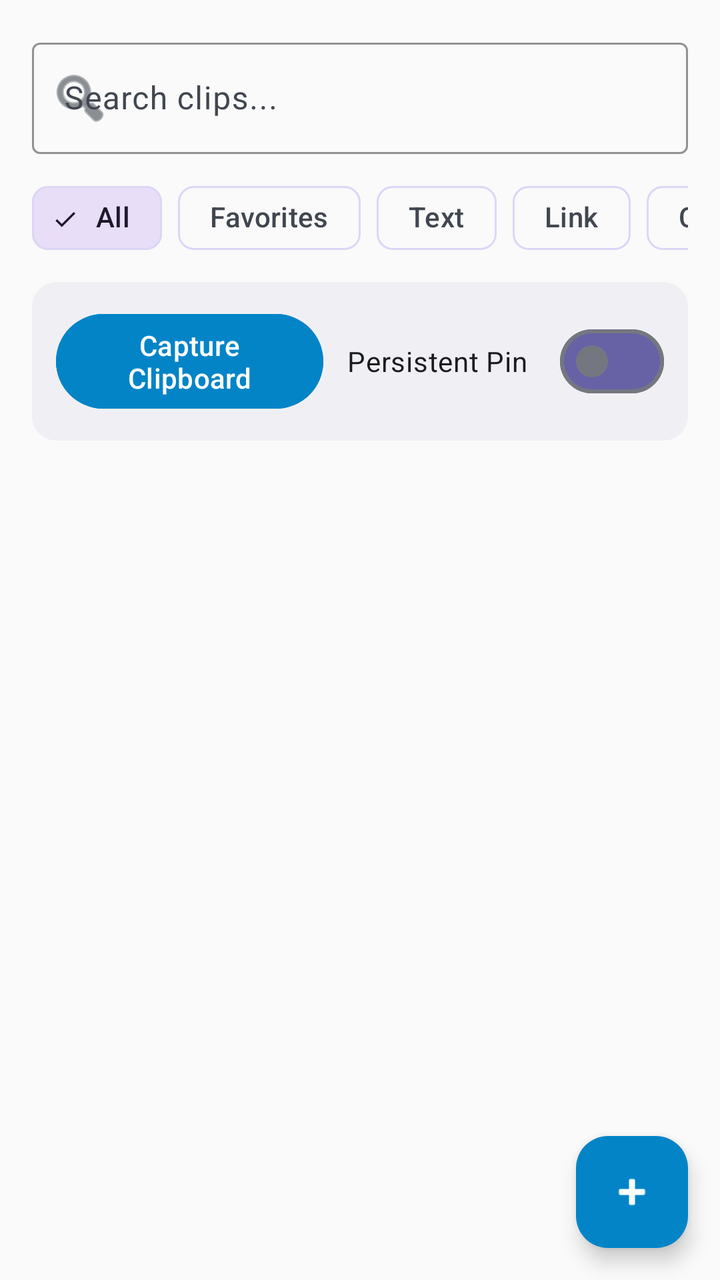
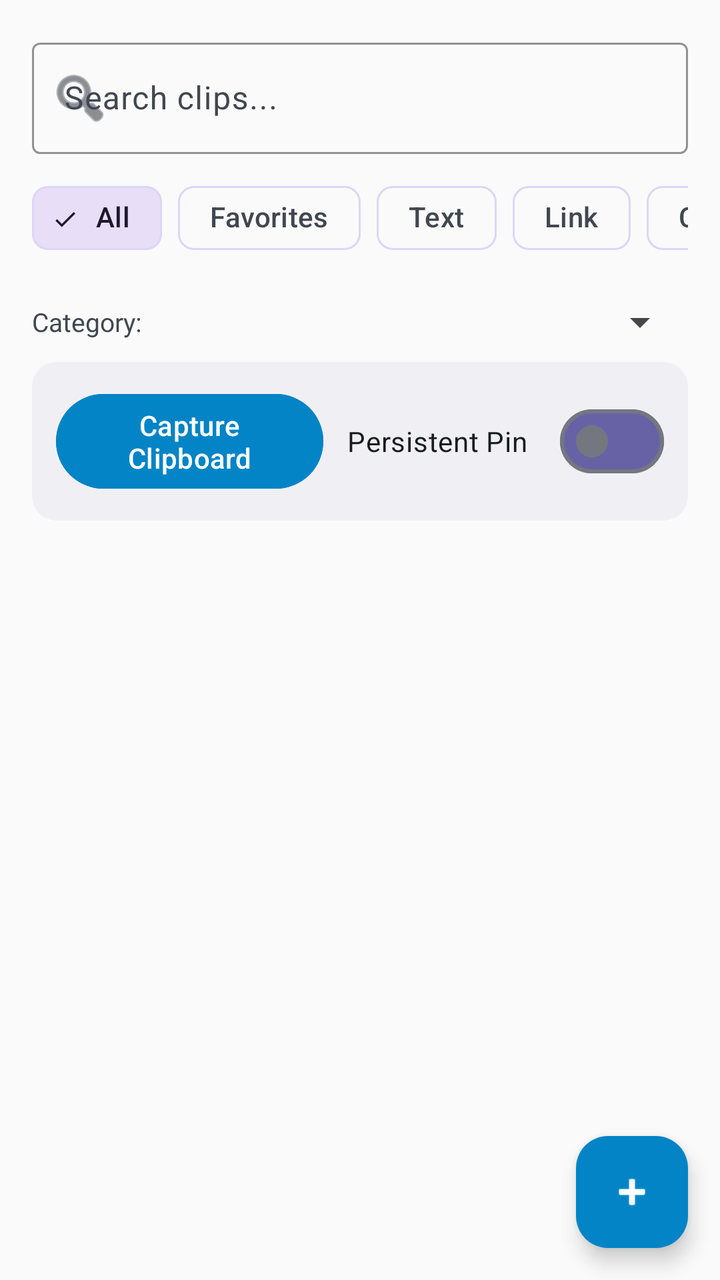

Compare the two renders of this Android layout. The source of the first and the diff that turns it into the second are given below.
<!-- AndroidManifest.xml: application theme Theme.ClipInBox -->
<!-- res/layout/fragment_home.xml -->
<?xml version="1.0" encoding="utf-8"?>
<androidx.coordinatorlayout.widget.CoordinatorLayout xmlns:android="http://schemas.android.com/apk/res/android"
    xmlns:app="http://schemas.android.com/apk/res-auto"
    android:layout_width="match_parent"
    android:layout_height="match_parent">

    <LinearLayout
        android:layout_width="match_parent"
        android:layout_height="match_parent"
        android:orientation="vertical"
        android:padding="16dp">

        
        <com.google.android.material.textfield.TextInputLayout
            style="@style/Widget.Material3.TextInputLayout.OutlinedBox"
            android:layout_width="match_parent"
            android:layout_height="wrap_content"
            app:startIconDrawable="@android:drawable/ic_menu_search"
            app:boxStrokeColor="@color/periwinkle"
            app:hintTextColor="@color/periwinkle_text"
            android:hint="Search clips...">

            <com.google.android.material.textfield.TextInputEditText
                android:id="@+id/etSearch"
                android:layout_width="match_parent"
                android:layout_height="wrap_content"
                android:inputType="text"
                android:textColor="@color/gray_on_surface"
                android:singleLine="true" />

        </com.google.android.material.textfield.TextInputLayout>

        
        <HorizontalScrollView
            android:layout_width="match_parent"
            android:layout_height="wrap_content"
            android:scrollbars="none"
            android:layout_marginTop="8dp"
            android:layout_marginBottom="8dp">

            <com.google.android.material.chip.ChipGroup
                android:id="@+id/chipGroupCategories"
                android:layout_width="wrap_content"
                android:layout_height="wrap_content"
                app:singleSelection="true"
                app:selectionRequired="false">

                <com.google.android.material.chip.Chip
                    android:id="@+id/chip_all"
                    style="@style/Widget.Material3.Chip.Filter"
                    android:layout_width="wrap_content"
                    android:layout_height="wrap_content"
                    app:chipStrokeColor="@color/periwinkle"
                    android:text="All"
                    android:checked="true" />

                <com.google.android.material.chip.Chip
                    android:id="@+id/chip_favorites"
                    style="@style/Widget.Material3.Chip.Filter"
                    android:layout_width="wrap_content"
                    android:layout_height="wrap_content"
                    app:chipStrokeColor="@color/periwinkle"
                    android:text="Favorites" />

                <com.google.android.material.chip.Chip
                    android:id="@+id/chip_text"
                    style="@style/Widget.Material3.Chip.Filter"
                    android:layout_width="wrap_content"
                    android:layout_height="wrap_content"
                    app:chipStrokeColor="@color/periwinkle"
                    android:text="Text" />

                <com.google.android.material.chip.Chip
                    android:id="@+id/chip_link"
                    style="@style/Widget.Material3.Chip.Filter"
                    android:layout_width="wrap_content"
                    android:layout_height="wrap_content"
                    app:chipStrokeColor="@color/periwinkle"
                    android:text="Link" />

                <com.google.android.material.chip.Chip
                    android:id="@+id/chip_code"
                    style="@style/Widget.Material3.Chip.Filter"
                    android:layout_width="wrap_content"
                    android:layout_height="wrap_content"
                    app:chipStrokeColor="@color/periwinkle"
                    android:text="Code" />

                <com.google.android.material.chip.Chip
                    android:id="@+id/chip_note"
                    style="@style/Widget.Material3.Chip.Filter"
                    android:layout_width="wrap_content"
                    android:layout_height="wrap_content"
                    app:chipStrokeColor="@color/periwinkle"
                    android:text="Note" />

            </com.google.android.material.chip.ChipGroup>

        </HorizontalScrollView>

        
        <com.google.android.material.card.MaterialCardView
            style="@style/Widget.Material3.CardView.Filled"
            android:layout_width="match_parent"
            android:layout_height="wrap_content"
            android:layout_marginBottom="12dp"
            app:cardBackgroundColor="@color/gray_surface_container">

            <LinearLayout
                android:layout_width="match_parent"
                android:layout_height="wrap_content"
                android:orientation="horizontal"
                android:gravity="center_vertical"
                android:padding="12dp">

                <Button
                    android:id="@+id/btnCaptureClipboard"
                    style="@style/Widget.Material3.Button"
                    android:layout_width="0dp"
                    android:layout_height="wrap_content"
                    android:layout_weight="1"
                    android:backgroundTint="@color/cta_button"
                    android:textColor="@color/color_white"
                    android:text="Capture Clipboard" />

                <com.google.android.material.materialswitch.MaterialSwitch
                    android:id="@+id/switchPinNotification"
                    android:layout_width="wrap_content"
                    android:layout_height="wrap_content"
                    android:layout_marginStart="12dp"
                    app:trackTint="@color/switch_track"
                    android:textColor="@color/gray_on_surface"
                    android:text="Persistent Pin" />

            </LinearLayout>

        </com.google.android.material.card.MaterialCardView>

        
        <LinearLayout
            android:id="@+id/ll_contextual_bar"
            android:layout_width="match_parent"
            android:layout_height="56dp"
            android:layout_marginBottom="8dp"
            android:background="@color/section_header_bg"
            android:gravity="center_vertical"
            android:paddingStart="12dp"
            android:paddingEnd="12dp"
            android:visibility="gone">

            <TextView
                android:id="@+id/tv_selection_count"
                android:layout_width="0dp"
                android:layout_height="wrap_content"
                android:layout_weight="1"
                android:textColor="@color/color_white"
                android:textSize="14sp"
                android:textStyle="bold" />

            <ImageButton
                android:id="@+id/btn_action_save"
                android:layout_width="40dp"
                android:layout_height="40dp"
                android:background="?attr/selectableItemBackgroundBorderless"
                android:contentDescription="@string/action_save_to_disk"
                android:src="@android:drawable/ic_menu_save"
                app:tint="@color/color_white" />

            <ImageButton
                android:id="@+id/btn_action_copy"
                android:layout_width="40dp"
                android:layout_height="40dp"
                android:background="?attr/selectableItemBackgroundBorderless"
                android:contentDescription="@string/action_copy"
                android:src="@android:drawable/ic_menu_send"
                app:tint="@color/color_white" />

            <ImageButton
                android:id="@+id/btn_action_delete"
                android:layout_width="40dp"
                android:layout_height="40dp"
                android:background="?attr/selectableItemBackgroundBorderless"
                android:contentDescription="@string/action_delete"
                android:src="@android:drawable/ic_menu_delete"
                app:tint="@color/color_white" />

            <ImageButton
                android:id="@+id/btn_cancel_selection"
                android:layout_width="40dp"
                android:layout_height="40dp"
                android:background="?attr/selectableItemBackgroundBorderless"
                android:contentDescription="@string/action_cancel_selection"
                android:src="@android:drawable/ic_menu_close_clear_cancel"
                app:tint="@color/color_white" />

        </LinearLayout>

        
        <FrameLayout
            android:layout_width="match_parent"
            android:layout_height="0dp"
            android:layout_weight="1">

            <androidx.recyclerview.widget.RecyclerView
                android:id="@+id/recyclerViewClips"
                android:layout_width="match_parent"
                android:layout_height="match_parent"
                android:clipToPadding="false"
                android:paddingBottom="80dp" />

            
            <LinearLayout
                android:id="@+id/layoutEmptyState"
                android:layout_width="match_parent"
                android:layout_height="match_parent"
                android:orientation="vertical"
                android:gravity="center"
                android:padding="24dp"
                android:visibility="gone">

                <ImageView
                    android:layout_width="72dp"
                    android:layout_height="72dp"
                    android:src="@drawable/ic_inbox_empty" />

                <TextView
                    android:id="@+id/tvEmptyMessage"
                    android:layout_width="wrap_content"
                    android:layout_height="wrap_content"
                    android:text="No clips saved yet"
                    android:textSize="16sp"
                    android:layout_marginTop="16dp"
                    android:textColor="@color/gray_on_surface_variant" />

                <Button
                    android:id="@+id/btnAddFirstClip"
                    style="@style/Widget.Material3.Button"
                    android:layout_width="wrap_content"
                    android:layout_height="wrap_content"
                    android:layout_marginTop="16dp"
                    android:backgroundTint="@color/cta_button"
                    android:textColor="@color/color_white"
                    android:text="Add Your First Clip" />

            </LinearLayout>

        </FrameLayout>

    </LinearLayout>

    
    <com.google.android.material.floatingactionbutton.FloatingActionButton
        android:id="@+id/fabAddClip"
        android:layout_width="wrap_content"
        android:layout_height="wrap_content"
        android:layout_gravity="bottom|end"
        android:layout_margin="16dp"
        android:contentDescription="Add Clip"
        app:backgroundTint="@color/cta_button"
        app:tint="@color/color_white"
        app:srcCompat="@android:drawable/ic_input_add" />

</androidx.coordinatorlayout.widget.CoordinatorLayout>
<!-- resources referenced by this layout -->
<resources>
  <color name="color_white">#FFFFFFFF</color>
  <color name="cta_button">#FF0284C7</color>
  <color name="gray_on_surface">#FF1A1C1E</color>
  <color name="gray_on_surface_variant">#FF414750</color>
  <color name="gray_surface_container">#FFF0F0F4</color>
  <color name="periwinkle">#FFDCD6F7</color>
  <color name="periwinkle_text">#FF3C3489</color>
  <color name="section_header_bg">#FF3B5BA9</color>
  <color name="switch_track">#FF6762A6</color>
  <!-- drawable ic_inbox_empty (drawable) -->
  <vector xmlns:android="http://schemas.android.com/apk/res/android"
      android:width="72dp"
      android:height="72dp"
      android:viewportWidth="24"
      android:viewportHeight="24">
    <path
        android:pathData="M19,3H5C3.9,3 3,3.9 3,5V19C3,20.1 3.9,21 5,21H19C20.1,21 21,20.1 21,19V5C21,3.9 20.1,3 19,3ZM19,15H15C15,16.66 13.66,18 12,18C10.34,18 9,16.66 9,15H5V5H19V15Z"
        android:fillColor="@color/gray_outline" />
  </vector>
  <string name="action_cancel_selection">Cancel selection</string>
  <string name="action_copy">Copy</string>
  <string name="action_delete">Delete</string>
  <string name="action_save_to_disk">Save to disk</string>
  <style name="Theme.ClipInBox" parent="Theme.Material3.DayNight.NoActionBar">
          <item name="colorPrimary">@color/cta_button</item>
          <item name="colorOnPrimary">@color/color_white</item>
          <item name="colorPrimaryContainer">@color/gray_surface_container</item>
          <item name="colorOnPrimaryContainer">@color/gray_on_surface</item>
          <item name="android:windowBackground">@color/gray_surface</item>
          <item name="colorSurface">@color/gray_surface</item>
          <item name="colorOnSurface">@color/gray_on_surface</item>
          <item name="colorOnSurfaceVariant">@color/gray_on_surface_variant</item>
          <item name="colorOutline">@color/gray_outline</item>
          <item name="colorOutlineVariant">@color/gray_outline_variant</item>
      </style>
  <color name="gray_outline">#FF74777F</color>
  <color name="gray_surface">#FFFAFAFA</color>
  <color name="gray_outline_variant">#FFC4C6CF</color>
</resources>

<!-- the commit's change to res/layout/fragment_home.xml (unified diff, before → after) -->
@@ -97,6 +97,31 @@
             </com.google.android.material.chip.ChipGroup>
 
         </HorizontalScrollView>
+
+        
+        <LinearLayout
+            android:layout_width="match_parent"
+            android:layout_height="wrap_content"
+            android:layout_marginTop="8dp"
+            android:layout_marginBottom="8dp"
+            android:gravity="center_vertical"
+            android:orientation="horizontal">
+
+            <TextView
+                android:layout_width="wrap_content"
+                android:layout_height="wrap_content"
+                android:text="@string/category_filter_label"
+                android:textColor="@color/gray_on_surface_variant"
+                android:textSize="13sp" />
+
+            <Spinner
+                android:id="@+id/spinner_category_filter"
+                android:layout_width="0dp"
+                android:layout_height="wrap_content"
+                android:layout_weight="1"
+                android:layout_marginStart="8dp" />
+
+        </LinearLayout>
 
         
         <com.google.android.material.card.MaterialCardView
<!-- resource entries referenced after the edit -->
@@ -23,6 +23,7 @@
   <string name="action_copy">Copy</string>
   <string name="action_delete">Delete</string>
   <string name="action_save_to_disk">Save to disk</string>
+  <string name="category_filter_label">Category:</string>
   <style name="Theme.ClipInBox" parent="Theme.Material3.DayNight.NoActionBar">
           <item name="colorPrimary">@color/cta_button</item>
           <item name="colorOnPrimary">@color/color_white</item>
